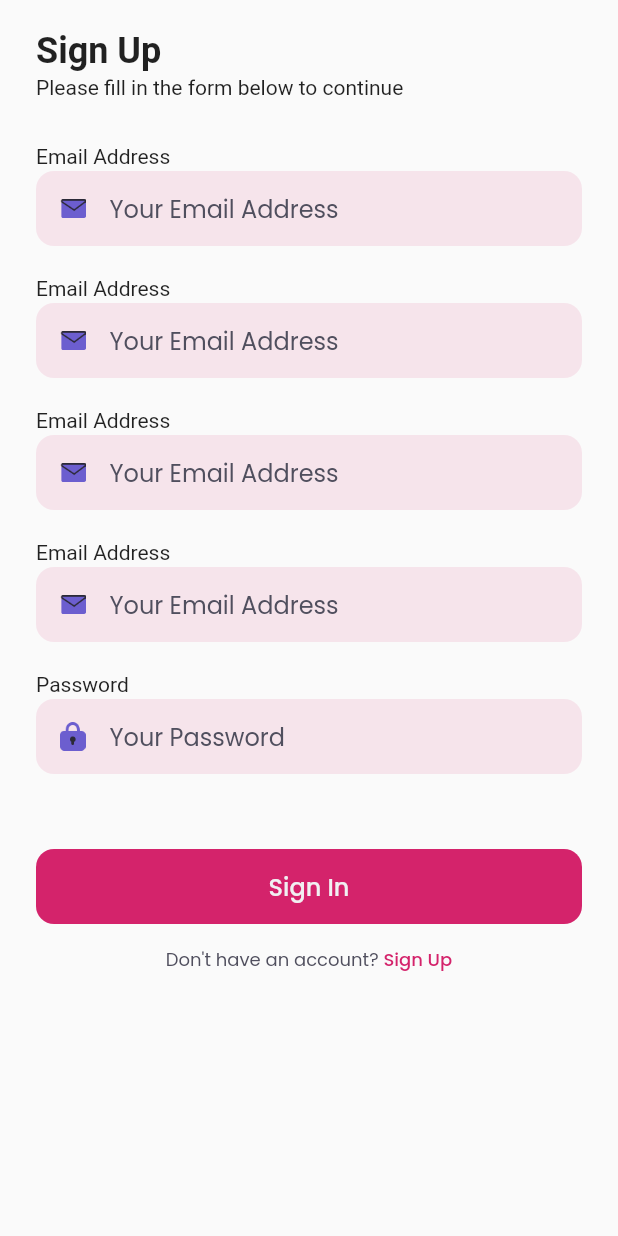
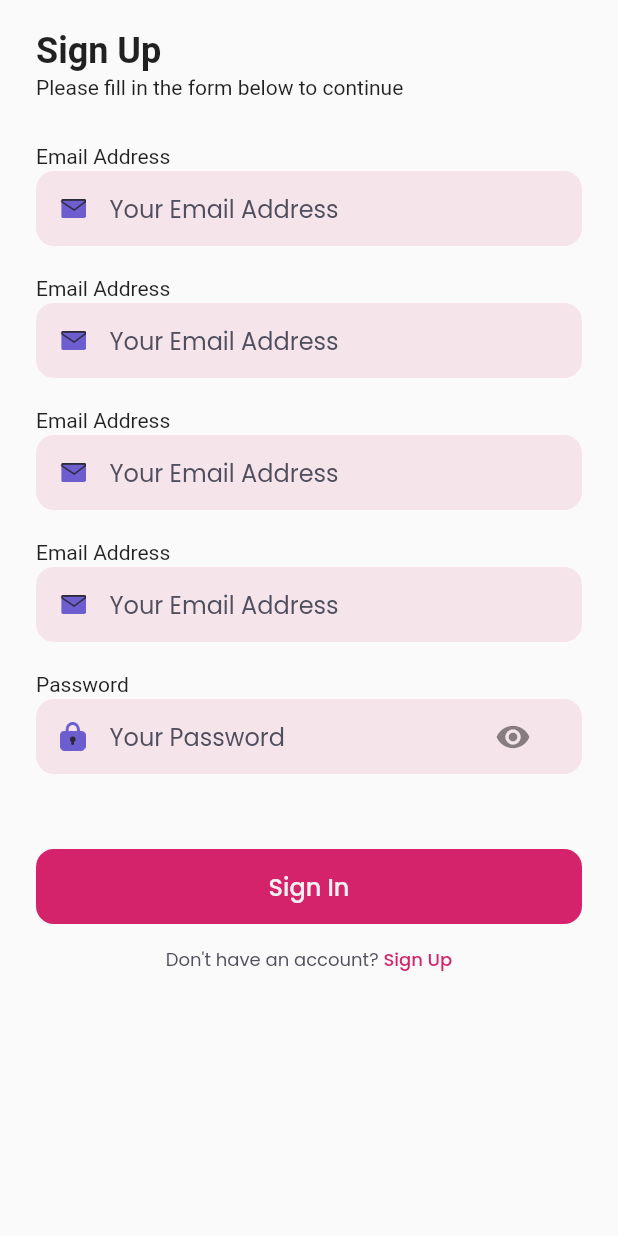
Before and after one commit to mzhasanahesqiu/pedikia-FL, a Flutter app: the SignUpPage screen opened by its route, on a phone screen of 412 x 824 dp. Run offline on Flutter 3.47's test engine with Material 2 defaults, Android fonts, the phone set to English and light mode, and no system bars; our stand-ins replace google_fonts.

Commit message:
add: visibility state password field signup page

```diff
--- a/lib/pages/sign_up_page.dart
+++ b/lib/pages/sign_up_page.dart
@@ -1,8 +1,22 @@
 import 'package:flutter/material.dart';
 import 'package:pedikia/theme.dart';
 
-class SignUpPage extends StatelessWidget {
+class SignUpPage extends StatefulWidget {
   const SignUpPage({super.key});
+
+  @override
+  State<SignUpPage> createState() => _SignUpPageState();
+}
+
+class _SignUpPageState extends State<SignUpPage> {
+  var _isObscured;
+
+  @override
+  void initState() {
+    // TODO: implement initState
+    super.initState();
+    _isObscured = true;
+  }
 
   @override
   Widget build(BuildContext context) {
@@ -209,8 +223,20 @@ class SignUpPage extends StatelessWidget {
                         Expanded(
                           child: TextFormField(
                             // style: primaryTextStyle,
-                            obscureText: true,
-                            decoration: InputDecoration.collapsed(
+                            obscureText: _isObscured,
+                            decoration: InputDecoration(
+                                suffixIcon: IconButton(
+                                  padding: EdgeInsetsDirectional.only(end: 12),
+                                  icon: _isObscured
+                                      ? Icon(Icons.visibility)
+                                      : Icon(Icons.visibility_off),
+                                  onPressed: () {
+                                    setState(() {
+                                      _isObscured = !_isObscured;
+                                    });
+                                  },
+                                ),
+                                border: InputBorder.none,
                                 hintText: 'Your Password',
                                 hintStyle: subtitleTextStyle),
                           ),
```
